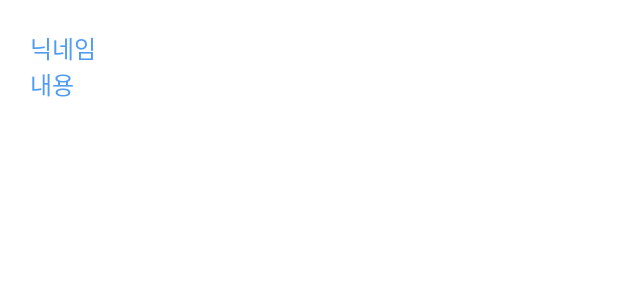
After one commit to again2019/again2019, an Android app: the layout item_cheer.xml on its own in the app's theme, with its tools: preview values and no code run, on a phone screen of 412 x 824 dp. The commit adds this screen. Shown: the top 300 px of the screen. Run offline under Robolectric (Android 15) with nearby library versions, the phone set to English and light mode, and no system bars.

Commit message:
Feat: 댓글 불러오는 기능 구현 완료

```diff
--- /dev/null
+++ b/app/src/main/res/layout/item_cheer.xml
@@ -0,0 +1,26 @@
+<?xml version="1.0" encoding="utf-8"?>
+<LinearLayout xmlns:android="http://schemas.android.com/apk/res/android"
+    android:layout_width="match_parent"
+    android:layout_height="wrap_content"
+    android:padding="20dp"
+    android:background="?attr/selectableItemBackground"
+    xmlns:tools="http://schemas.android.com/tools"
+    android:orientation="vertical">
+
+    <TextView
+        android:id="@+id/item_cheer_nickname"
+        android:layout_width="match_parent"
+        android:layout_height="wrap_content"
+        android:textSize="16sp"
+        tools:text="닉네임"
+        android:textColor="@color/colorHighlight"/>
+
+    <TextView
+        android:id="@+id/item_cheer"
+        android:layout_width="match_parent"
+        android:layout_height="wrap_content"
+        android:textSize="16sp"
+        tools:text="내용"
+        android:textColor="@color/colorHighlight"/>
+
+</LinearLayout>
```
Also changed, not shown: app/src/main/java/com/goingbacking/goingbacking/Adapter/CheerRecyclerViewAdapter.kt (+29 -1 lines), app/src/main/java/com/goingbacking/goingbacking/bottomsheet/CheerBottomSheet.kt (+22 -1 lines).
